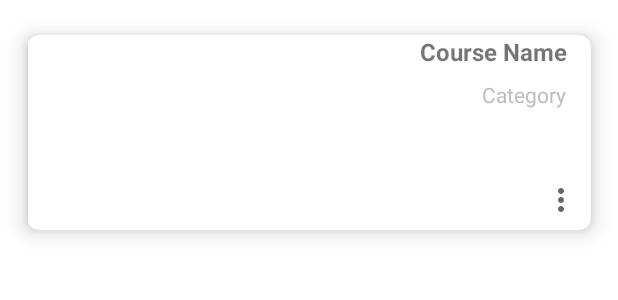
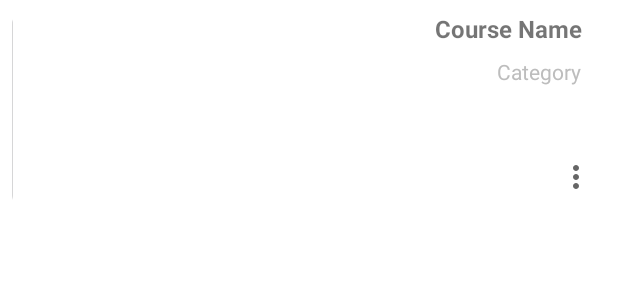
Before and after one commit to AndresLesmesg/TotalFocus, an Android app: the layout card_course.xml on its own in the app's theme, with its tools: preview values and no code run, on a phone screen of 412 x 824 dp. Shown: the top 300 px of the screen. Run offline under Robolectric (Android 15) with nearby library versions, the phone set to English and light mode, and no system bars.

Commit message:
Fix style CardView

```diff
--- a/app/src/main/res/layout/card_course.xml
+++ b/app/src/main/res/layout/card_course.xml
@@ -1,21 +1,20 @@
 <?xml version="1.0" encoding="utf-8"?>
-<androidx.cardview.widget.CardView
-    android:id="@+id/cv_course"
-    xmlns:android="http://schemas.android.com/apk/res/android"
+<androidx.cardview.widget.CardView xmlns:android="http://schemas.android.com/apk/res/android"
     xmlns:app="http://schemas.android.com/apk/res-auto"
     xmlns:tools="http://schemas.android.com/tools"
+    android:id="@+id/cv_course"
     android:layout_width="match_parent"
     android:layout_height="wrap_content"
     android:layout_margin="5dp"
     app:cardBackgroundColor="@color/white"
     app:cardCornerRadius="8dp"
-    app:cardElevation="8dp"
-    app:cardMaxElevation="10dp"
+    app:cardElevation="0dp"
+    app:cardMaxElevation="0dp"
     app:cardPreventCornerOverlap="true"
     app:cardUseCompatPadding="true">
 
     <RelativeLayout
-        android:layout_width="wrap_content"
+        android:layout_width="match_parent"
         android:layout_height="130dp">
 
         <ImageView
```
Also changed, not shown: app/src/main/res/layout/card_note.xml (+2 -6 lines), app/src/main/res/layout/card_postit.xml (+2 -6 lines), app/src/main/res/layout/card_timetable.xml (+2 -6 lines), app/src/main/res/layout/fragment_course.xml (deleted, +0 -19 lines), app/src/main/res/layout/fragment_main.xml (+9 -13 lines).
